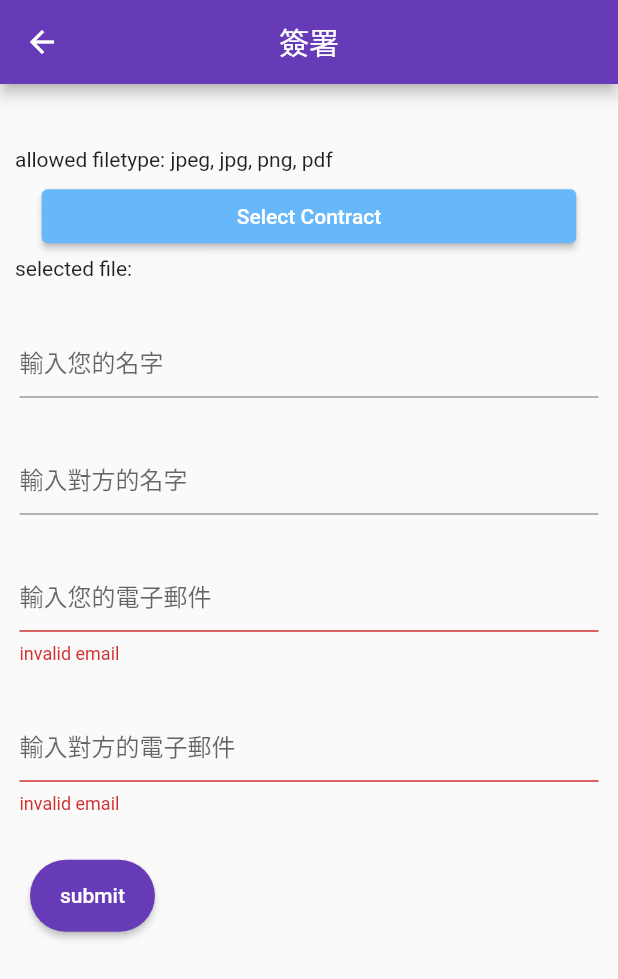
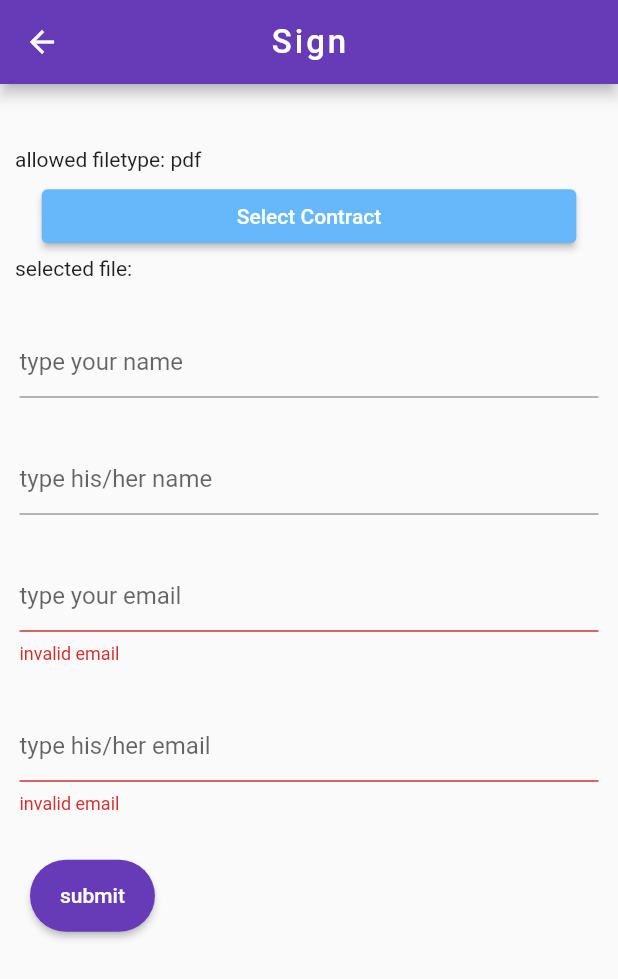
Before and after one commit to cy0802/data_storing_via_blockchain, a Flutter app: the NormCon screen opened by its route, after a tap on "submit", on a phone screen of 412 x 824 dp. Shown: the top 979 px of the screen. Run offline on Flutter 3.47's test engine with Material 2 defaults, Android fonts, the phone set to English and light mode, and no system bars; our stand-ins replace cloud_firestore, dio, file_picker, firebase_auth, firebase_core, firebase_messaging and 6 more; missing offline and left inert: flutter_ipfs, flutter_pdfview, web3dart; accounts and stored records are empty; project files that could hold a hidden picture were left out.

Commit message:
Update NormCont.dart

```diff
--- a/lib/pages/kids/NormalContract/NormCont.dart
+++ b/lib/pages/kids/NormalContract/NormCont.dart
@@ -5,6 +5,7 @@ import 'dart:typed_data';
 import 'dart:math';
 import 'dart:io';
 //import 'package:data_storing_via_blockchain/pages/generateNFT.dart';
+import 'package:data_storing_via_blockchain/font/utils.dart';
 import 'package:data_storing_via_blockchain/function/local_folder.dart';
 import 'package:dio/dio.dart' hide Response;
 import 'package:firebase_storage/firebase_storage.dart';
@@ -17,7 +18,7 @@ import 'package:data_storing_via_blockchain/pages/kids/NormalContract/ShowFile.d
 import 'package:firebase_messaging/firebase_messaging.dart';
 import 'package:flutter/foundation.dart';
 import 'package:cloud_firestore/cloud_firestore.dart';
-//import 'package:flutter_local_notifications/flutter_local_notifications.dart';
+import 'package:flutter_local_notifications/flutter_local_notifications.dart';
 import 'package:http/http.dart' as http;
 //選資料
 //import 'package:flutter_ipfs/flutter_ipfs.dart';
@@ -42,7 +43,14 @@ class NormCon extends StatelessWidget {
       resizeToAvoidBottomInset: false,
       appBar: AppBar(
         centerTitle: true,
-        title: const Text("簽署"),
+        title: Text(
+          "Sign",
+          style: TextStyle(
+            letterSpacing: 2,
+            fontSize: 22,
+            //fontWeight: FontWeight.bold,
+          )
+        ),
       ),
       body: const MyForm(),
     );
@@ -59,7 +67,7 @@ class MyForm extends StatefulWidget {
 class _MyFormState extends State<MyForm> {
 
   //變數
-  //static final FlutterLocalNotificationsPlugin flutterLocalNotificationsPlugin = FlutterLocalNotificationsPlugin();
+  static final FlutterLocalNotificationsPlugin flutterLocalNotificationsPlugin = FlutterLocalNotificationsPlugin();
   String filename = "";
   String filePath = "";
   String cid = "";
@@ -74,40 +82,6 @@ class _MyFormState extends State<MyForm> {
   //name controller
   final TextEditingController controller3 = TextEditingController();
   final TextEditingController controller4 = TextEditingController();
-
-
-  //函式
-  /*Future<String> get _localPath async {
-    final directory = await getTemporaryDirectory();
-    return directory.path;
-  }
-
-  Future<File> get _localFile async {
-    final path = await _localPath;
-    filePath = '$path/tmpData.json';
-    debugPrint(filePath);
-    return File('$path/tmpData.json');
-  }
-
-  Future<File> writeFile(String json) async {
-    final file = await _localFile;
-    return file.writeAsString(json);
-  }
-
-  Future<int> readFile() async {
-    try {
-      final file = await _localFile;
-
-      // Read the file
-      final contents = await file.readAsString();
-      debugPrint(contents);
-
-      return int.parse(contents);
-    } catch (e) {
-      // If encountering an error, return 0
-      return 0;
-    }
-  }*/
 
   Future<String> getTime() async{
   Response response =  await get(Uri.parse('http://worldtimeapi.org/api/timezone/Asia/Taipei')) ;
@@ -138,14 +112,14 @@ class _MyFormState extends State<MyForm> {
   void initState(){
     super.initState();
     requestPermission();
-    //initInfo();
+    initInfo();
   }
-  /*initInfo(){
+  initInfo(){
     var androidInitialize = const AndroidInitializationSettings('@mipmap/ic_launcher');
-    var iOSInitialize = const DarwinInitializationSettings();
+    var iOSInitialize = const IOSInitializationSettings();
     var initializationsSettings = InitializationSettings(android: androidInitialize, iOS: iOSInitialize);
     //the function does not work
-    flutterLocalNotificationsPlugin.initialize(initializationsSettings, onDidReceiveNotificationResponse: (payload) async {
+    flutterLocalNotificationsPlugin.initialize(initializationsSettings/*, onSelectNotificationAction: (String? payload) async {
       try{
         if(payload != null){
           print(".......................onBackgroundMessage.......................");
@@ -160,9 +134,8 @@ class _MyFormState extends State<MyForm> {
         print(e.toString());
       }
       return;
-    });
-    some problems here I can not address
-    */ /*FirebaseMessaging.onMessage.listen((RemoteMessage message) async{
+    }*/);
+    FirebaseMessaging.onMessage.listen((RemoteMessage message) async{
       print(".......................onMessage.......................");
       print("onMessage: ${message.notification?.title}/${message.notification?.body}");
       BigTextStyleInformation bigTextStyleInformation = BigTextStyleInformation(
@@ -174,6 +147,7 @@ class _MyFormState extends State<MyForm> {
       AndroidNotificationDetails androidPlatformChannelSpecifics = AndroidNotificationDetails(
         'hi',
         'hi',
+        'hi',
         importance: Importance.max,
         styleInformation: bigTextStyleInformation,
         priority: Priority.high,
@@ -182,7 +156,7 @@ class _MyFormState extends State<MyForm> {
       );
       NotificationDetails PlatformChannelSpecifics = NotificationDetails(
         android: androidPlatformChannelSpecifics,
-        iOS: const DarwinNotificationDetails()
+        iOS: const IOSNotificationDetails(),
       );
       await flutterLocalNotificationsPlugin.show(
         0,
@@ -191,7 +165,7 @@ class _MyFormState extends State<MyForm> {
         PlatformChannelSpecifics,
         payload: message.data['body']);
     });
-  }*/
+  }
   void requestPermission() async {
     FirebaseMessaging messaging = FirebaseMessaging.instance;
     NotificationSettings settings = await messaging.requestPermission(
@@ -258,7 +232,7 @@ class _MyFormState extends State<MyForm> {
           Container(
             alignment: Alignment.centerLeft,
             margin: const EdgeInsets.fromLTRB(10, 20, 0, 0),
-            child: const Text("allowed filetype: jpeg, jpg, png, pdf"),
+            child: const Text("allowed filetype: pdf" /*"jpg", "png", "jpeg"*/ ),
           ),
           const SizedBox(height: 3.0),
           Container(
@@ -279,7 +253,7 @@ class _MyFormState extends State<MyForm> {
                     final FilePicker picker = FilePicker.platform;
                     file = await picker.pickFiles(
                       type: FileType.custom,
-                      allowedExtensions: ["jpg", "png", "pdf", "jpeg"],
+                      allowedExtensions: [/*"jpg", "png", "jpeg"*/ "pdf"],
                       withData: true,
                     );
                     if (file == null) {
@@ -334,7 +308,7 @@ class _MyFormState extends State<MyForm> {
               controller: controller3,
               decoration: const InputDecoration(
                 border: UnderlineInputBorder(),
-                hintText: '輸入您的名字',
+                hintText: 'type your name',
               ),
             ),
           ),
@@ -344,7 +318,7 @@ class _MyFormState extends State<MyForm> {
               controller: controller4,
               decoration: const InputDecoration(
                 border: UnderlineInputBorder(),
-                hintText: '輸入對方的名字',
+                hintText: 'type his/her name',
               ),
             ),
           ),
@@ -361,7 +335,7 @@ class _MyFormState extends State<MyForm> {
               },
               decoration: const InputDecoration(
                 border: UnderlineInputBorder(),
-                hintText: '輸入您的電子郵件',
+                hintText: 'type your email',
               ),
             ),
           ),
@@ -381,7 +355,7 @@ class _MyFormState extends State<MyForm> {
                     },
                     decoration: const InputDecoration(
                       border: UnderlineInputBorder(),
-                      hintText: '輸入對方的電子郵件',
+                      hintText: 'type his/her email',
                     ),
                   ),
                 ),
@@ -407,8 +381,6 @@ class _MyFormState extends State<MyForm> {
                     var email1 = controller1.text;
                     var email2 = controller2.text;
 
-                    //var cidOfContract = file!.files.single.path!;
-                    //var cidOfContract = "1";
                     final path = 'files/$email1+$email2/$filename';
                     final ref = FirebaseStorage.instance.ref().child(path);
                     await ref.putFile(result);
@@ -425,7 +397,7 @@ class _MyFormState extends State<MyForm> {
                           contractname: filename,
                           another_email: email2,
                           time: time,
-                          order: "等待對方同意",
+                          order: "wait for agreement",
                           path: path,
                         ).toJson());
                     await FirebaseFirestore.instance.collection("user").doc(email2)
@@ -436,7 +408,7 @@ class _MyFormState extends State<MyForm> {
                           contractname: filename,
                           another_email: email1,
                           time: "not sign yet",
-                          order: "需同意",
+                          order: "agree",
                           path: path,
                         ).toJson());
 
```
